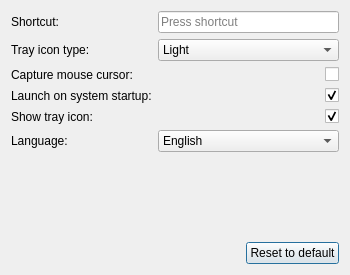
This is src/settingsdialog.ui in iuliuh/SparkShot as Qt 5 draws it before an edit. The edited form follows.
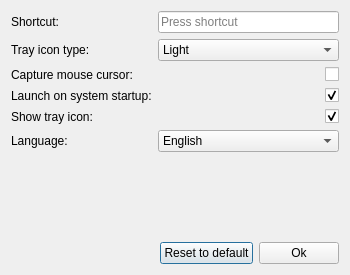
This is the edited form. Icons and pictures are not drawn. Custom widgets are drawn as their Qt base class.

The edit to the form file:
```diff
--- a/src/settingsdialog.ui
+++ b/src/settingsdialog.ui
@@ -203,6 +203,13 @@
        </property>
       </widget>
      </item>
+     <item>
+      <widget class="QPushButton" name="pushButton">
+       <property name="text">
+        <string>Ok</string>
+       </property>
+      </widget>
+     </item>
     </layout>
    </item>
    <item row="5" column="0">
```
